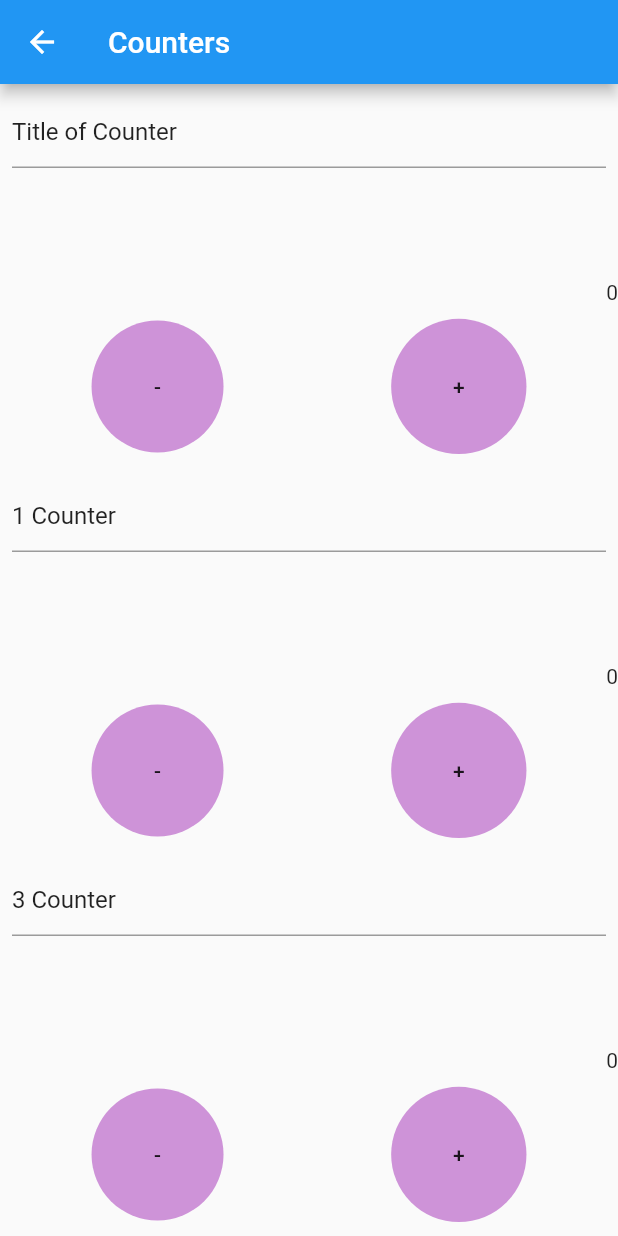
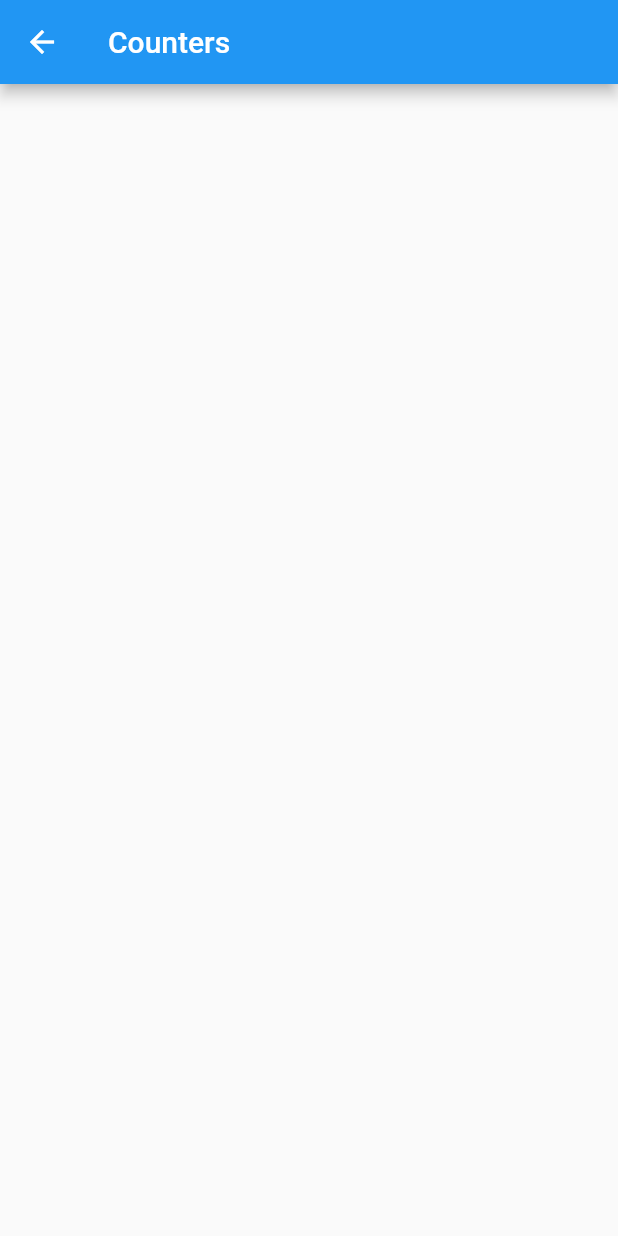
Before and after one commit to binkiebinkie/mrCounterFlutter, a Flutter app: the Counters screen opened directly, on a phone screen of 412 x 824 dp. Run offline on Flutter 3.47's test engine with Material 2 defaults, Android fonts, the phone set to English and light mode, and no system bars; missing offline and left inert: hardware_buttons.

Commit message:
can view multiple counters at the same time

```diff
--- a/lib/counters/counters.dart
+++ b/lib/counters/counters.dart
@@ -16,9 +16,9 @@ class Counters extends StatelessWidget {
           body: Container(
             child: Column(
               children: appState.counters
-                  .map((counter) => CounterCont(
+                  .map((counter) => counter.selected? CounterCont(
                         counter:counter
-                      ))
+                      ) : SizedBox.shrink())
                   .toList(),
             ),
           )),
```
